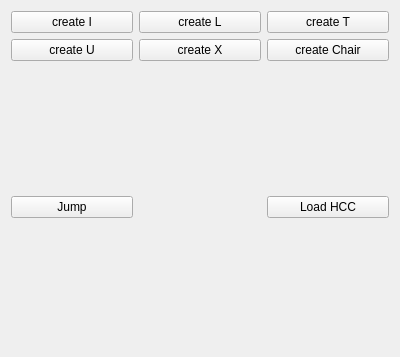
The window that Foldem/foldabilizer/foldem_widget.ui (letienhung/fold-hcc) describes before a commit, drawn with Qt 5.
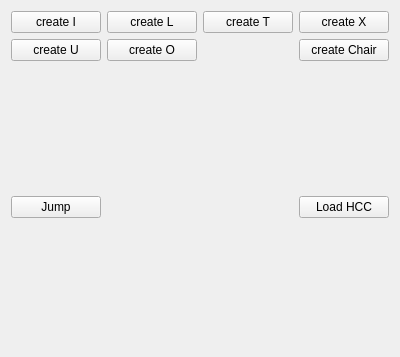
The same window after the commit.

Diff of the .ui file:
```diff
--- a/Foldem/foldabilizer/foldem_widget.ui
+++ b/Foldem/foldabilizer/foldem_widget.ui
@@ -33,13 +33,6 @@
      </property>
     </widget>
    </item>
-   <item row="0" column="2">
-    <widget class="QPushButton" name="createT">
-     <property name="text">
-      <string>create T</string>
-     </property>
-    </widget>
-   </item>
    <item row="0" column="0">
     <widget class="QPushButton" name="createI">
      <property name="text">
@@ -54,14 +47,7 @@
      </property>
     </widget>
    </item>
-   <item row="1" column="1">
-    <widget class="QPushButton" name="createX">
-     <property name="text">
-      <string>create X</string>
-     </property>
-    </widget>
-   </item>
-   <item row="1" column="2">
+   <item row="1" column="3">
     <widget class="QPushButton" name="createChair">
      <property name="text">
       <string>create Chair</string>
@@ -75,7 +61,7 @@
      </property>
     </widget>
    </item>
-   <item row="3" column="2">
+   <item row="3" column="3">
     <widget class="QPushButton" name="load_hcc">
      <property name="text">
       <string>Load HCC</string>
@@ -95,7 +81,7 @@
      </property>
     </spacer>
    </item>
-   <item row="4" column="2">
+   <item row="4" column="3">
     <spacer name="verticalSpacer_2">
      <property name="orientation">
       <enum>Qt::Vertical</enum>
@@ -108,6 +94,27 @@
      </property>
     </spacer>
    </item>
+   <item row="0" column="2">
+    <widget class="QPushButton" name="createT">
+     <property name="text">
+      <string>create T</string>
+     </property>
+    </widget>
+   </item>
+   <item row="0" column="3">
+    <widget class="QPushButton" name="createX">
+     <property name="text">
+      <string>create X</string>
+     </property>
+    </widget>
+   </item>
+   <item row="1" column="1">
+    <widget class="QPushButton" name="createO">
+     <property name="text">
+      <string>create O</string>
+     </property>
+    </widget>
+   </item>
   </layout>
  </widget>
  <resources/>
```
